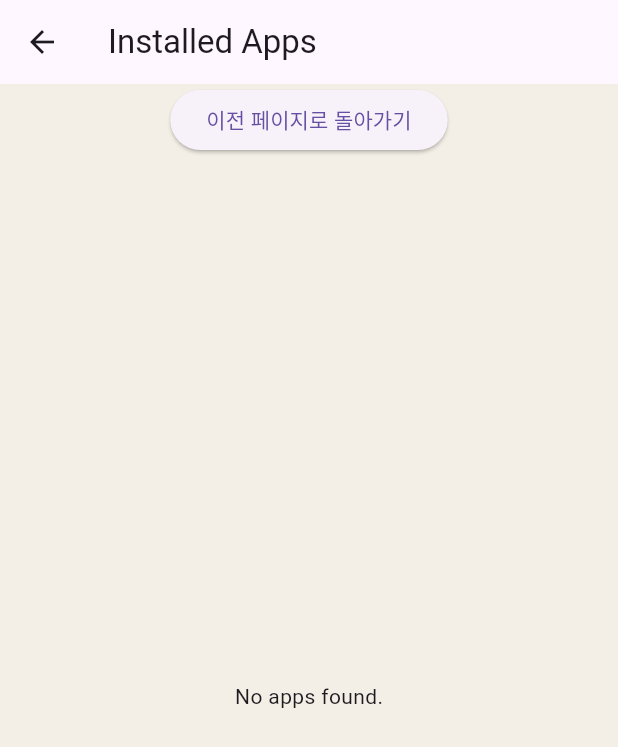
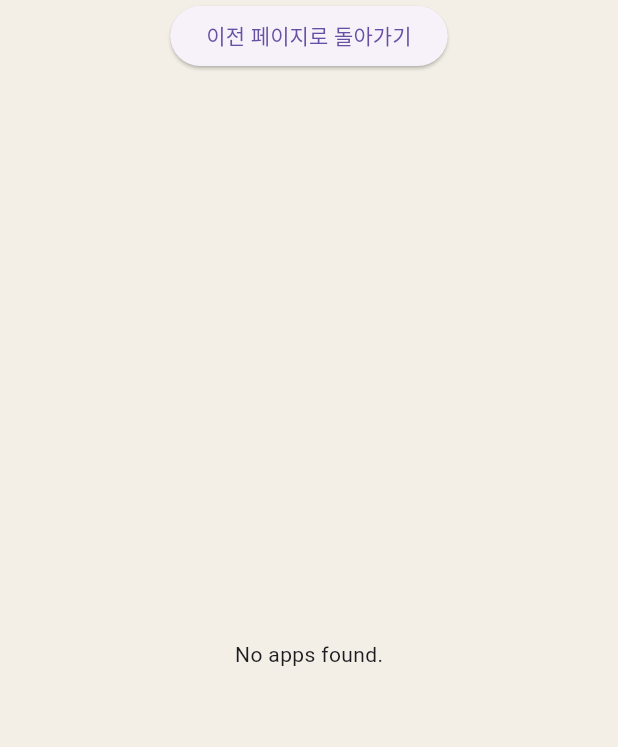
Before and after one commit to rac114/flutterRepo, a Flutter app: the SecondPage screen opened directly, on a phone screen of 412 x 824 dp. Shown: the top 747 px of the screen. Run offline on Flutter 3.47's test engine with Material 3 defaults, Android fonts, the phone set to English and light mode, and no system bars; missing offline and left inert: installed_apps.

Commit message:
second_page.dart 업데이트

```diff
--- a/lib/second_page.dart
+++ b/lib/second_page.dart
@@ -18,15 +18,12 @@ class _SecondPageState extends State<SecondPage> {
     super.initState();
     // 앱 목록을 비동기적으로 가져옵니다.
     // excludeSystemApps: true 로 시스템 앱을 제외합니다.
-    _apps = InstalledApps.getInstalledApps(true, true, "");
+    _apps = InstalledApps.getInstalledApps(false, true, "");
   }
 
   @override
   Widget build(BuildContext context) {
     return Scaffold(
-      appBar: AppBar(
-        title: const Text('Installed Apps'),
-      ),
       body: Column(
         mainAxisAlignment: MainAxisAlignment.center,
         children: [
@@ -60,7 +57,7 @@ class _SecondPageState extends State<SecondPage> {
                         value: isChecked, // 체크박스의 현재 상태
                         onChanged: (bool? newValue) {
                           setState(() {
-                            // isChecked 변수 업데이트
+                            isChecked = !isChecked;
                           });
                         },
                         title: Text(app.name!),
```
